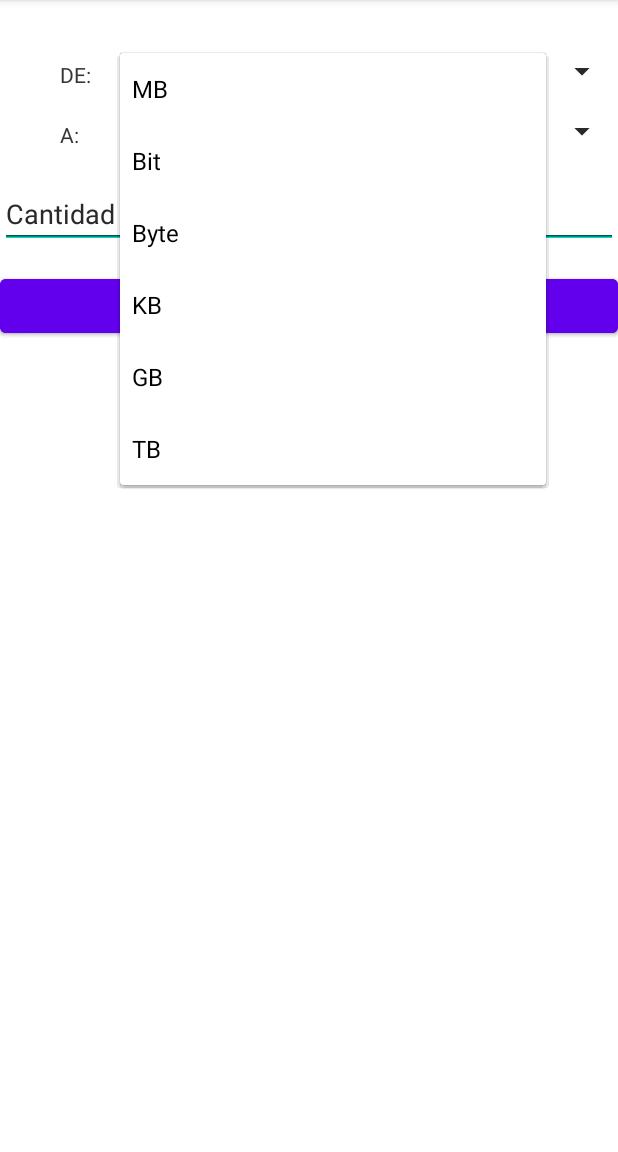
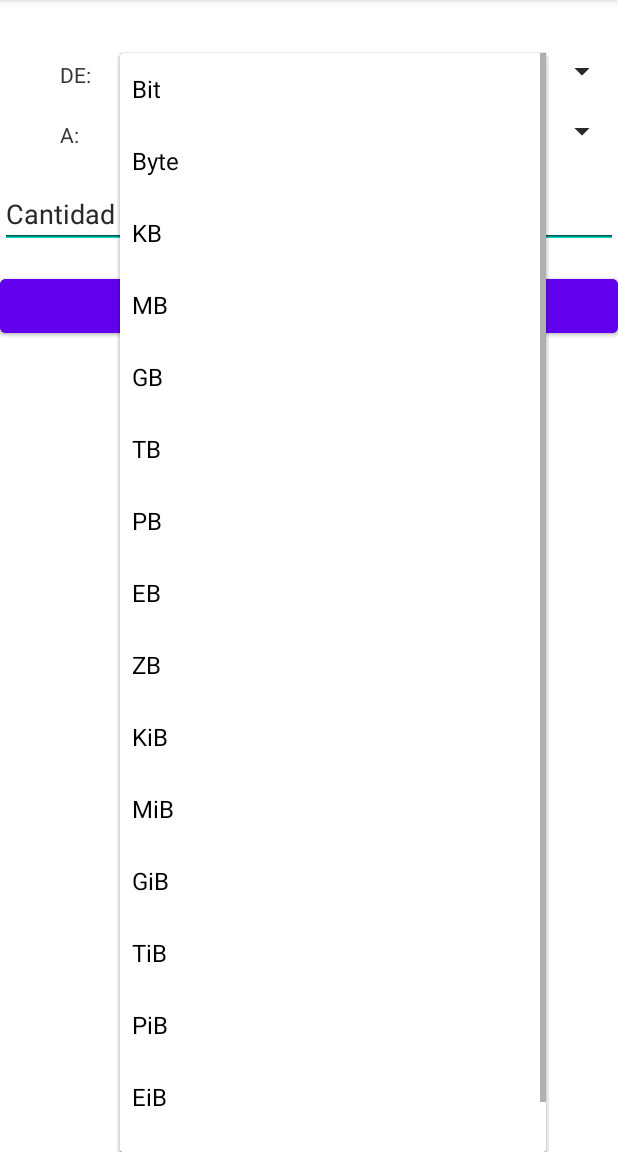
Before and after one commit to GlaMayBarPin/Android_StudioIII, an Android app: the screen it shows after launch (MainActivity), after a tap on "Metros", on a phone screen of 412 x 824 dp, the part 84-1236 px from its top. Run offline under Robolectric (Android 15) with nearby library versions, the light colour scheme and no system bars.

Commit message:
Conversores Unidades numeros

```diff
--- a/Calculadora/app/src/main/java/com/example/calculadora/MainActivity.java
+++ b/Calculadora/app/src/main/java/com/example/calculadora/MainActivity.java
@@ -52,8 +52,12 @@ public class MainActivity extends AppCompatActivity {
 }
 class conversores{
     double[][] valores = {
-            {1,100, 39.3701, 3.280841666667, 1.193, 1.0936138888889999077,
-                    0.001, 0.000621371}
+            //LONGITUD
+            {1, 100, 39.3701, 3.280841666667, 1.193, 1.0936138888889999077, 0.001, 0.000621371, 0.001, 0.000001, 0.000000001},
+
+            //Almacenamiento
+            {1, 8, 1000*8, Math.pow(1000,2)*8, Math.pow(1000,3)*8, Math.pow(1000,4)*8, Math.pow(1000,5)*8,Math.pow(1000,6)*8,Math.pow(1000,7)*8,
+                    1000*8, Math.pow(1000,2)*8, Math.pow(1000,3)*8, Math.pow(1000,4)*8, Math.pow(1000,5)*8,Math.pow(1000,6)*8,Math.pow(1000,7)*8,}
     };
     public double convertir(int opcion, int de, int a, double cantidad){
         return valores[opcion][a] / valores[opcion][de] * cantidad;
--- a/Calculadora/app/src/main/res/values/strings.xml
+++ b/Calculadora/app/src/main/res/values/strings.xml
@@ -9,13 +9,26 @@
         <item>Yardas</item>
         <item>Kilometros</item>
         <item>Millas</item>
+        <item>Millinetros</item>
+        <item>Micrometros</item>
+        <item>Nanometros</item>
     </string-array>
     <string-array name="spnAlmacenamiento">
-        <item>MB</item>
         <item>Bit</item>
         <item>Byte</item>
         <item>KB</item>
+        <item>MB</item>
         <item>GB</item>
         <item>TB</item>
+        <item>PB</item>
+        <item>EB</item>
+        <item>ZB</item>
+        <item>KiB</item>
+        <item>MiB</item>
+        <item>GiB</item>
+        <item>TiB</item>
+        <item>PiB</item>
+        <item>EiB</item>
+        <item>ZiB</item>
     </string-array>
 </resources>
```
